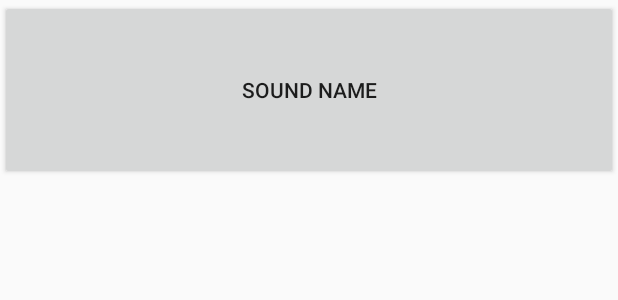
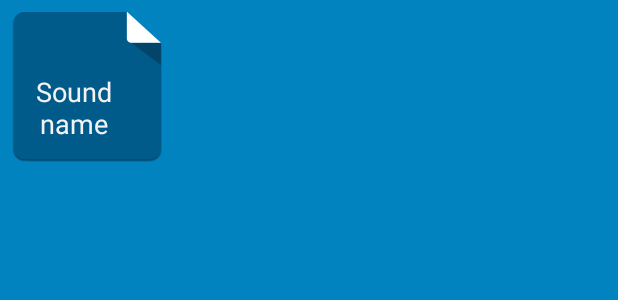
Before and after one commit to meishaoming/trivialcode, an Android app: the layout list_item_sound.xml on its own in the app's theme, with its tools: preview values and no code run, on a phone screen of 412 x 824 dp. Shown: the top 300 px of the screen. Run offline under Robolectric (Android 15) with nearby library versions, the phone set to English and light mode, and no system bars.

Commit message:
更新：Android编程权威指南（第2版）第二十一章例子

```diff
--- /dev/null
+++ b/android/BeatBox/app/src/main/res/drawable/button_beat_box.xml
@@ -0,0 +1,6 @@
+<?xml version="1.0" encoding="utf-8"?>
+<selector xmlns:android="http://schemas.android.com/apk/res/android">
+    <item android:drawable="@drawable/ic_button_beat_box_pressed"
+          android:state_pressed="true" />
+    <item android:drawable="@drawable/ic_button_beat_box_default" />
+</selector>
--- a/android/BeatBox/app/src/main/res/layout/list_item_sound.xml
+++ b/android/BeatBox/app/src/main/res/layout/list_item_sound.xml
@@ -1,9 +1,15 @@
 <?xml version="1.0" encoding="utf-8"?>
-<Button xmlns:android="http://schemas.android.com/apk/res/android"
-        xmlns:tools="http://schemas.android.com/tools"
-        android:id="@+id/list_item_sound_button"
-        android:layout_width="match_parent"
-        android:layout_height="120dp"
-        tools:text="Sound name" >
+<FrameLayout xmlns:android="http://schemas.android.com/apk/res/android"
+             xmlns:tools="http://schemas.android.com/tools"
+             android:layout_margin="8dp"
+             android:layout_width="wrap_content"
+             android:layout_height="wrap_content">
 
-</Button>
+    <Button
+             android:id="@+id/list_item_sound_button"
+             android:layout_width="100dp"
+             android:layout_height="100dp"
+             android:layout_gravity="center"
+             tools:text="Sound name" />
+
+</FrameLayout>
--- a/android/BeatBox/app/src/main/res/values/colors.xml
+++ b/android/BeatBox/app/src/main/res/values/colors.xml
@@ -3,4 +3,10 @@
     <color name="colorPrimary">#3F51B5</color>
     <color name="colorPrimaryDark">#303F9F</color>
     <color name="colorAccent">#FF4081</color>
+
+    <color name="red">#F44336</color>
+    <color name="dark_red">#C3352B</color>
+    <color name="gray">#607D8B</color>
+    <color name="soothing_blue">#0083BF</color>
+    <color name="dark_blue">#005A8A</color>
 </resources>
--- a/android/BeatBox/app/src/main/res/values/styles.xml
+++ b/android/BeatBox/app/src/main/res/values/styles.xml
@@ -3,9 +3,14 @@
     <!-- Base application theme. -->
     <style name="AppTheme" parent="Theme.AppCompat.Light.DarkActionBar">
         <!-- Customize your theme here. -->
-        <item name="colorPrimary">@color/colorPrimary</item>
-        <item name="colorPrimaryDark">@color/colorPrimaryDark</item>
-        <item name="colorAccent">@color/colorAccent</item>
+        <item name="colorPrimary">@color/red</item>
+        <item name="colorPrimaryDark">@color/dark_red</item>
+        <item name="colorAccent">@color/gray</item>
+        <item name="android:colorBackground">@color/soothing_blue</item>
+        <item name="android:buttonStyle">@style/BeatBoxButton</item>
     </style>
 
+    <style name="BeatBoxButton" parent="android:style/Widget.Holo.Button">
+        <item name="android:background">@drawable/button_beat_box</item>
+    </style>
 </resources>
```
Also changed, not shown: android/BeatBox/app/src/main/res/drawable/button_beat_box_normal.xml (added, +10 -0 lines), android/BeatBox/app/src/main/res/drawable/button_beat_box_pressed.xml (added, +17 -0 lines), android/BeatBox/app/src/main/res/drawable-xxhdpi/ic_button_beat_box_default.9.png (added), android/BeatBox/app/src/main/res/drawable-xxhdpi/ic_button_beat_box_pressed.9.png (added).
